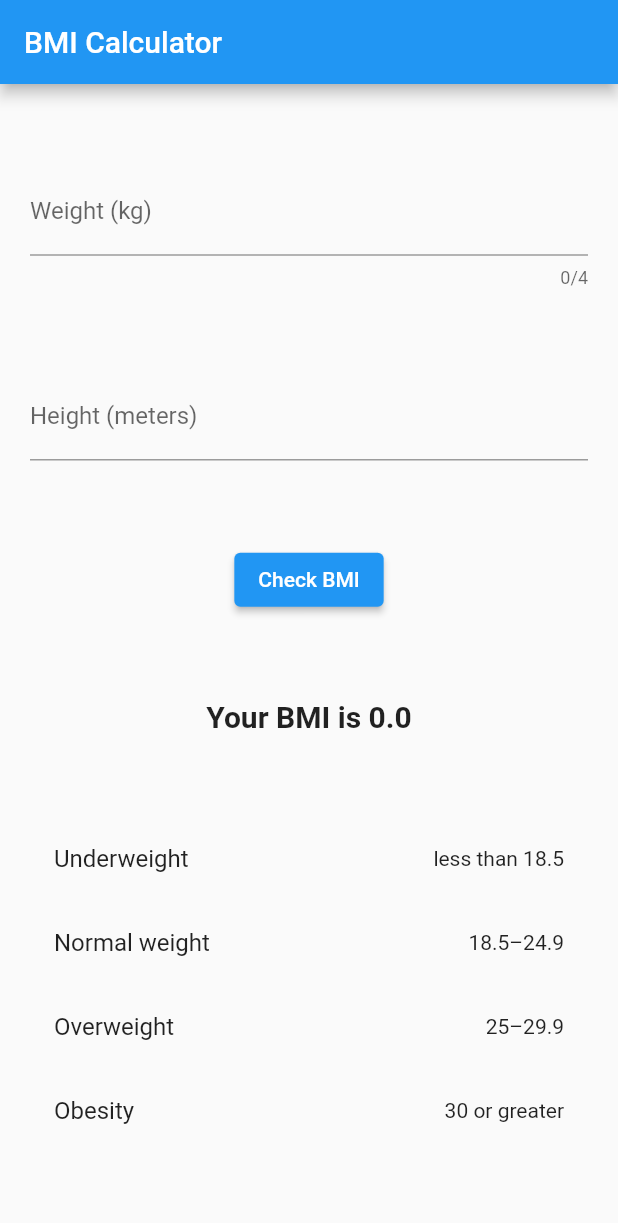
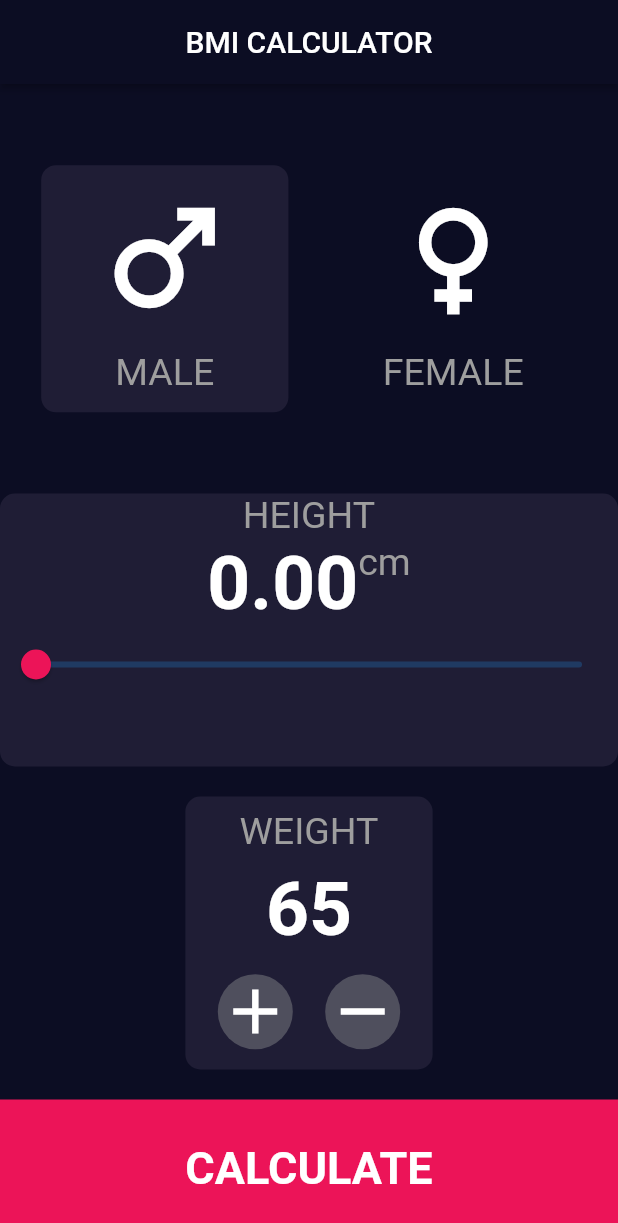
Before and after one commit to aacfahim/bmi-calc, a Flutter app: the screen it shows after launch, on a phone screen of 412 x 824 dp. Shown: the top 1223 px of the screen. Run offline on Flutter 3.47's test engine with Material 2 defaults, Android fonts, the phone set to English and light mode, and no system bars.

Commit message:
Re-designed the UI

```diff
--- a/lib/landing_page.dart
+++ b/lib/landing_page.dart
@@ -9,73 +9,155 @@ class BMI extends StatefulWidget {
 }
 
 class _BMIState extends State<BMI> {
-  TextEditingController weight = TextEditingController();
-  TextEditingController height = TextEditingController();
+  // TextEditingController weight = TextEditingController();
+  // TextEditingController height = TextEditingController();
   double result = 0.00;
+  double _heightValue = 0.0;
+  bool? isMale;
+
+  Color themeColor = Color(0xff0C0D23);
+  Color tileColor = Color(0xff1F1D35);
+  Color redColor = Color(0xffEC1458);
+  TextStyle textStyle =
+      TextStyle(color: Colors.white, fontSize: 50, fontWeight: FontWeight.bold);
 
   @override
   Widget build(BuildContext context) {
     return Scaffold(
       appBar: AppBar(
-        title: const Text("BMI Calculator"),
+        elevation: 2,
+        backgroundColor: themeColor,
+        title: const Text("BMI CALCULATOR"),
+        centerTitle: true,
       ),
-      body: Padding(
-        padding: const EdgeInsets.only(left: 20, right: 20),
+      body: Container(
+        color: themeColor,
+        child:
+            Column(mainAxisAlignment: MainAxisAlignment.spaceEvenly, children: [
+          Expanded(
+              flex: 3,
+              child: Row(
+                mainAxisAlignment: MainAxisAlignment.spaceEvenly,
+                children: [
+                  Container(
+                    height: MediaQuery.of(context).size.height * 0.2,
+                    width: MediaQuery.of(context).size.width * 0.40,
+                    decoration: BoxDecoration(
+                        color: tileColor,
+                        borderRadius: BorderRadius.circular(10.0)),
                     child: Column(
                       mainAxisAlignment: MainAxisAlignment.spaceEvenly,
                       children: [
-            TextField(
-              controller: weight,
-              keyboardType: TextInputType.number,
-              maxLength: 4,
-              decoration: const InputDecoration(
-                labelText: 'Weight (kg)',
+                        Icon(Icons.male, color: Colors.white, size: 100),
+                        const Text("MALE",
+                            style: TextStyle(color: Colors.grey, fontSize: 25))
+                      ],
                     ),
                   ),
-            TextField(
-              controller: height,
-              keyboardType: TextInputType.number,
-              decoration: const InputDecoration(
-                labelText: 'Height (meters)',
+                  Container(
+                    height: MediaQuery.of(context).size.height * 0.2,
+                    width: MediaQuery.of(context).size.width * 0.40,
+                    decoration: BoxDecoration(
+                        color: themeColor,
+                        borderRadius: BorderRadius.circular(10.0)),
+                    child: Column(
+                      mainAxisAlignment: MainAxisAlignment.spaceEvenly,
+                      children: [
+                        Icon(Icons.female, color: Colors.white, size: 100),
+                        Text("FEMALE",
+                            style: TextStyle(color: Colors.grey, fontSize: 25))
+                      ],
                     ),
+                  )
+                ],
+              )),
+          Expanded(
+              flex: 2,
+              child: Container(
+                decoration: BoxDecoration(
+                    color: tileColor,
+                    borderRadius: BorderRadius.circular(10.0)),
+                child: Column(
+                  children: [
+                    Text("HEIGHT",
+                        style: TextStyle(color: Colors.grey, fontSize: 25)),
+                    SizedBox(height: 2),
+                    Row(
+                        mainAxisAlignment: MainAxisAlignment.center,
+                        crossAxisAlignment: CrossAxisAlignment.start,
+                        children: [
+                          Text("${_heightValue.toStringAsFixed(2)}",
+                              style: textStyle),
+                          Text("cm",
+                              style:
+                                  TextStyle(color: Colors.grey, fontSize: 25)),
+                        ]),
+                    //SizedBox(height: 15),
+                    Slider(
+                        min: 0.0,
+                        max: 300.0,
+                        thumbColor: redColor,
+                        activeColor: Color.fromARGB(255, 177, 177, 177),
+                        value: _heightValue,
+                        onChanged: (value) {
+                          setState(() {
+                            _heightValue = value;
+                          });
+                        }),
+                  ],
                 ),
-            ElevatedButton(
-              child: const Text("Check BMI"),
-              onPressed: () {
-                setState(() {
-                  double bmi = double.parse(weight.text) /
-                      pow(double.parse(height.text), 2);
-                  result = double.parse(bmi.toStringAsExponential(2));
-                });
-              },
+              )),
+          SizedBox(height: 20),
+          Expanded(
+              flex: 2,
+              child: Container(
+                height: MediaQuery.of(context).size.height * 0.2,
+                width: MediaQuery.of(context).size.width * 0.40,
+                decoration: BoxDecoration(
+                    color: tileColor,
+                    borderRadius: BorderRadius.circular(10.0)),
+                child: Column(
+                    mainAxisAlignment: MainAxisAlignment.spaceEvenly,
+                    children: [
+                      Text("WEIGHT",
+                          style: TextStyle(color: Colors.grey, fontSize: 25)),
+                      Text("65", style: textStyle),
+                      Row(
+                        mainAxisAlignment: MainAxisAlignment.spaceEvenly,
+                        children: [
+                          Container(
+                            height: 60,
+                            decoration: BoxDecoration(
+                                shape: BoxShape.circle,
+                                color: Color(0xff4F4F5D)),
+                            child:
+                                Icon(Icons.add, size: 50, color: Colors.white),
                           ),
-            Text(
-              'Your BMI is $result',
-              style: const TextStyle(fontSize: 20, fontWeight: FontWeight.bold),
-            ),
-            ListView(
-              shrinkWrap: true,
-              children: const [
-                ListTile(
-                  title: Text("Underweight"),
-                  trailing: Text("less than 18.5"),
-                ),
-                ListTile(
-                  title: Text("Normal weight"),
-                  trailing: Text("18.5–24.9"),
-                ),
-                ListTile(
-                  title: Text("Overweight"),
-                  trailing: Text("25–29.9"),
-                ),
-                ListTile(
-                  title: Text("Obesity"),
-                  trailing: Text("30 or greater"),
-                ),
+                          Container(
+                            height: 60,
+                            decoration: BoxDecoration(
+                                shape: BoxShape.circle,
+                                color: Color(0xff4F4F5D)),
+                            child: Icon(Icons.remove,
+                                size: 50, color: Colors.white),
+                          )
                         ],
                       )
-          ],
-        ),
+                    ]),
+              )),
+          SizedBox(height: 20),
+          Expanded(
+              flex: 1,
+              child: Container(
+                  alignment: Alignment.center,
+                  width: double.infinity,
+                  color: redColor,
+                  child: Text("CALCULATE",
+                      style: TextStyle(
+                          color: Colors.white,
+                          fontSize: 30,
+                          fontWeight: FontWeight.bold)))),
+        ]),
       ),
     );
   }
```
Lines whose indentation alone changed are shown as unchanged.
